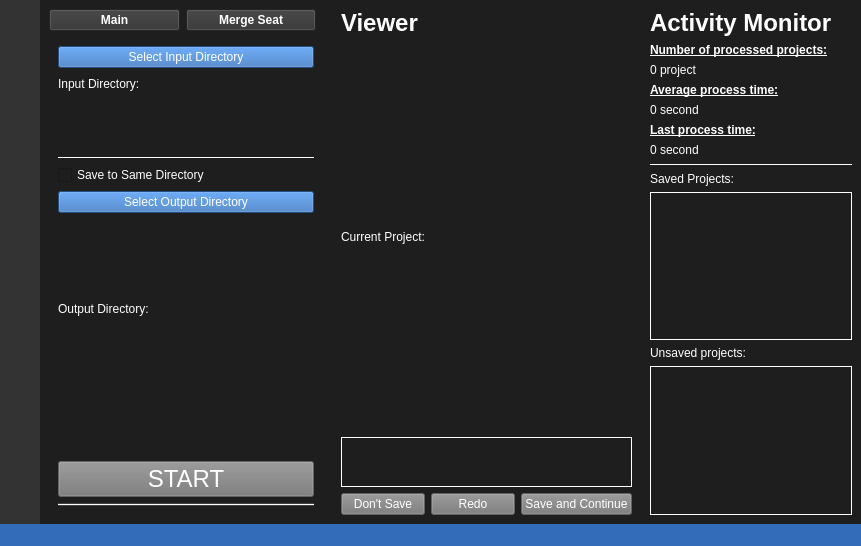
This is SAS_GUI.ui in danieljiang520/Simba as Qt 5 draws it before an edit. The edited form follows.
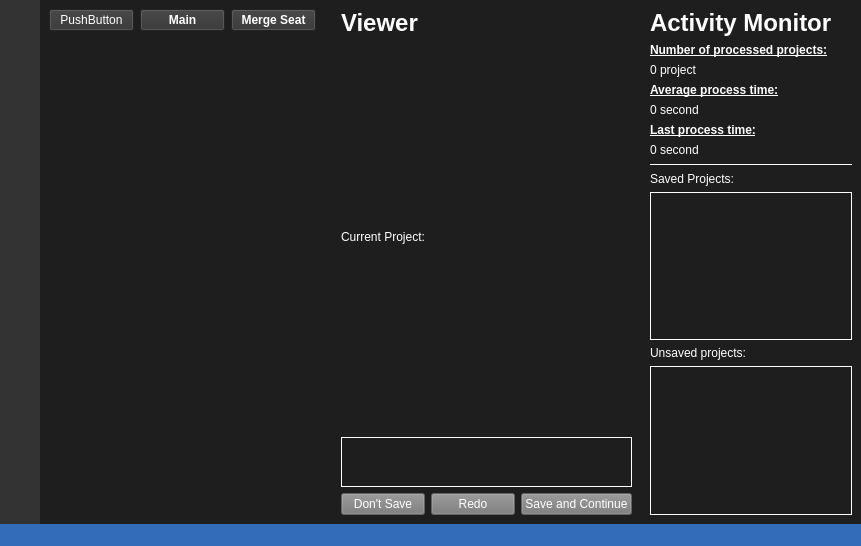
This is the edited form. Icons and pictures are not drawn.

What changed in the file:
```diff
--- a/SAS_GUI.ui
+++ b/SAS_GUI.ui
@@ -210,6 +210,21 @@
       <layout class="QVBoxLayout" name="layout_left">
        <item>
         <layout class="QHBoxLayout" name="horizontalLayout_4">
+         <item>
+          <widget class="QPushButton" name="pushButton">
+           <property name="styleSheet">
+            <string notr="true">QPushButton::hover{
+	background-color: rgb(18, 18, 18);
+}
+QPushButton{
+	background-color: rgb(51, 51, 51);
+}</string>
+           </property>
+           <property name="text">
+            <string>PushButton</string>
+           </property>
+          </widget>
+         </item>
          <item>
           <widget class="QPushButton" name="pushButton_mainPage">
            <property name="font">
@@ -301,7 +316,10 @@
          <property name="currentIndex">
           <number>0</number>
          </property>
-         <widget class="QWidget" name="panel_left_page_1">
+         <widget class="QWidget" name="stackWidgetPanel_regression">
+          <layout class="QVBoxLayout" name="verticalLayout_4"/>
+         </widget>
+         <widget class="QWidget" name="stackWidgetPanel_SAS">
           <layout class="QVBoxLayout" name="verticalLayout_2">
            <item>
             <widget class="QPushButton" name="pushButton_inputDir">
```
Left out of the diff: 2 changed lines with no effect on the pictures.
